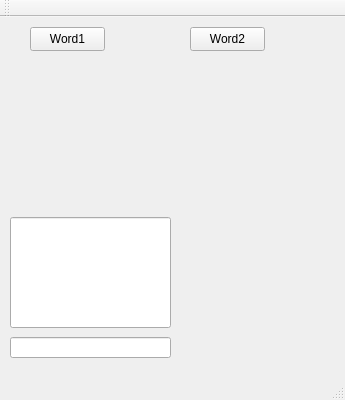
The window that Gartic_Client/Client/Client/Gartic.ui (Coyotul/furculita) describes before a commit, drawn with Qt 5.
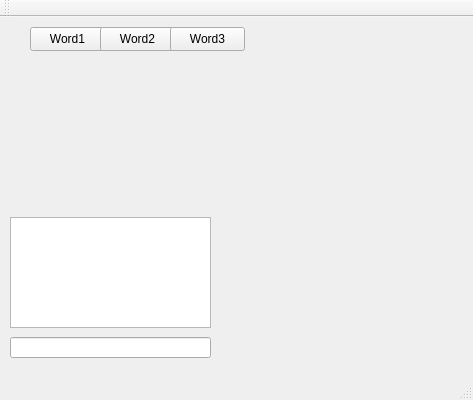
The same window after the commit.

Commit message: made chat box

What changed in the file:
```diff
--- a/Gartic_Client/Client/Client/Gartic.ui
+++ b/Gartic_Client/Client/Client/Gartic.ui
@@ -6,7 +6,7 @@
    <rect>
     <x>0</x>
     <y>0</y>
-    <width>345</width>
+    <width>473</width>
     <height>400</height>
    </rect>
   </property>
@@ -19,7 +19,7 @@
      <rect>
       <x>10</x>
       <y>320</y>
-      <width>161</width>
+      <width>201</width>
       <height>21</height>
      </rect>
     </property>
@@ -40,7 +40,7 @@
    <widget class="QPushButton" name="wordButton_2">
     <property name="geometry">
      <rect>
-      <x>190</x>
+      <x>100</x>
       <y>10</y>
       <width>75</width>
       <height>24</height>
@@ -53,7 +53,7 @@
    <widget class="QPushButton" name="wordButton_3">
     <property name="geometry">
      <rect>
-      <x>390</x>
+      <x>170</x>
       <y>10</y>
       <width>75</width>
       <height>24</height>
@@ -63,12 +63,12 @@
      <string>Word3</string>
     </property>
    </widget>
-   <widget class="QLineEdit" name="chat">
+   <widget class="QTextEdit" name="textEdit">
     <property name="geometry">
      <rect>
       <x>10</x>
       <y>200</y>
-      <width>161</width>
+      <width>201</width>
       <height>111</height>
      </rect>
     </property>
```
Left out of the diff: 5 changed lines with no effect on the pictures. The commit also changes 18 other files.
